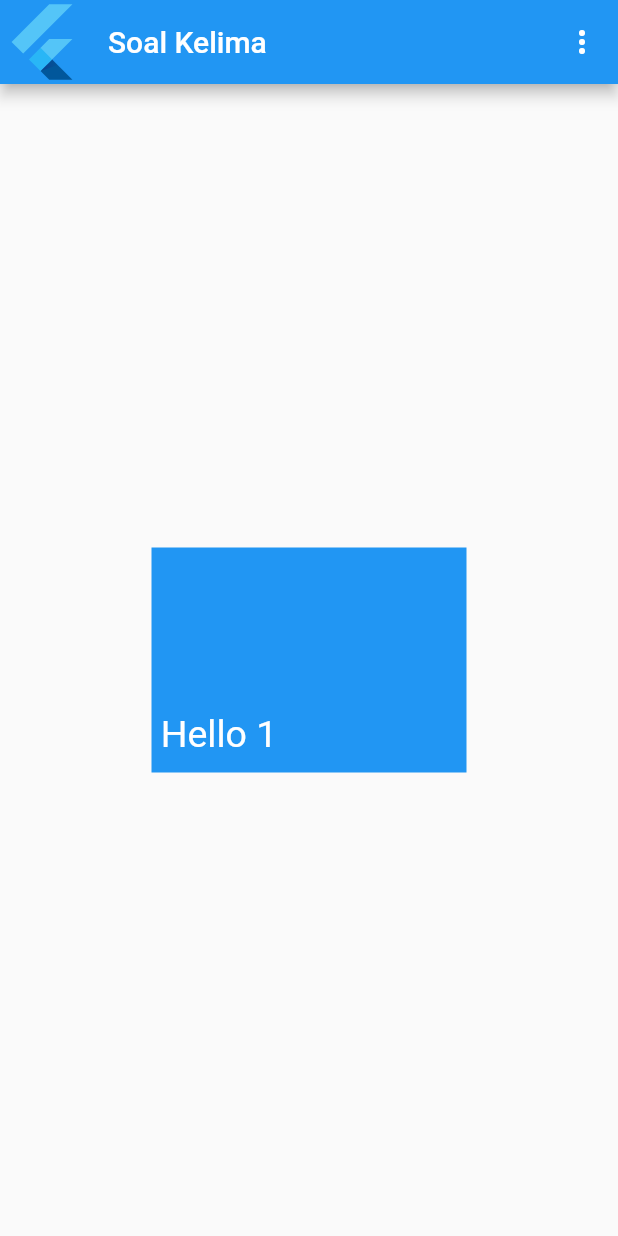
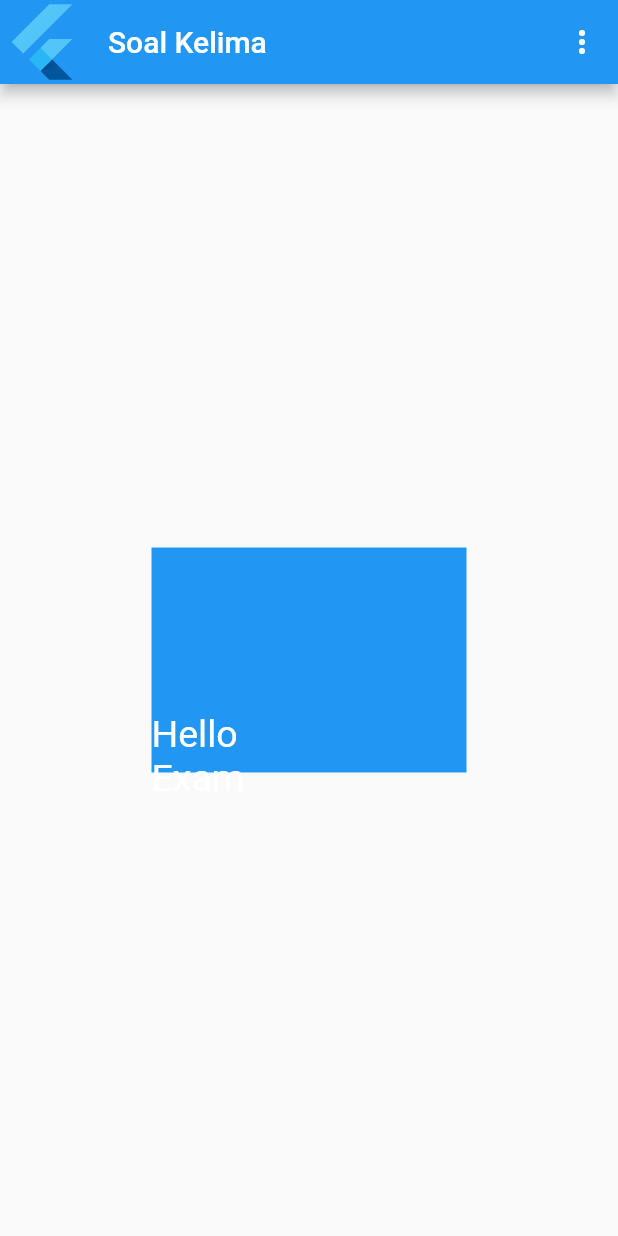
Before and after one commit to angular403/belajar_flutter, a Flutter app: the SoalKelima screen opened directly, on a phone screen of 412 x 824 dp. Run offline on Flutter 3.47's test engine with Material 2 defaults, Android fonts, the phone set to English and light mode, and no system bars.

Commit message:
nambah exam

```diff
--- a/lib/exam/soal5.dart
+++ b/lib/exam/soal5.dart
@@ -34,7 +34,7 @@ class SoalKelima extends StatelessWidget {
                   Padding(
                     padding: const EdgeInsets.only(top: 110, right: 120),
                     child: Text(
-                      "Hello 1",
+                      "Hello Exam",
                       style: TextStyle(
                         color: Colors.white,
                         fontSize: 25,
```
